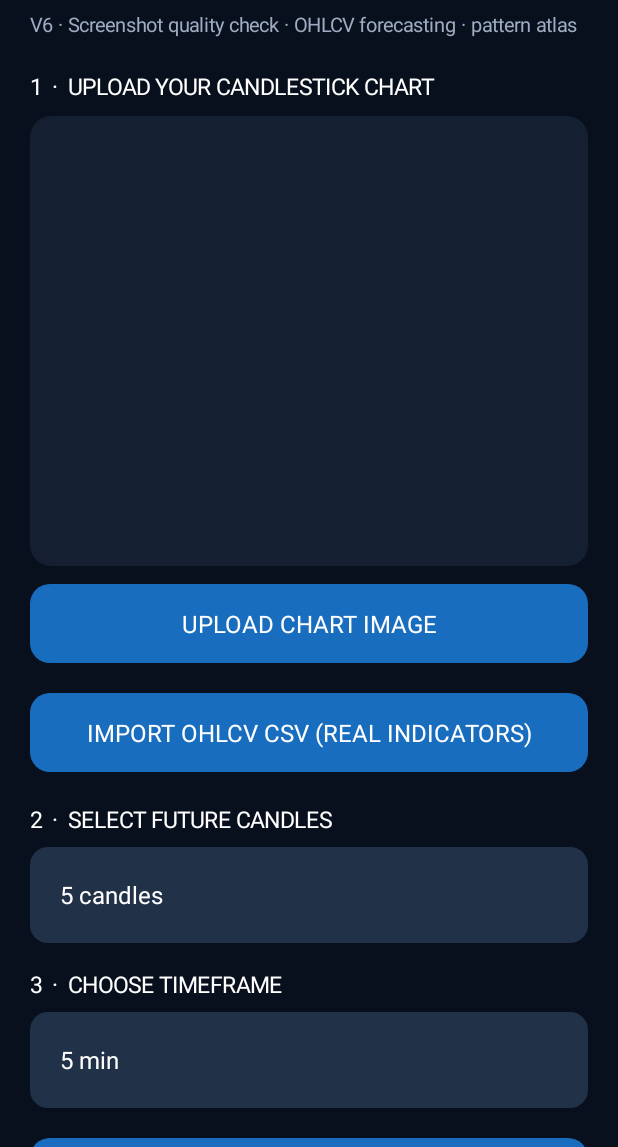
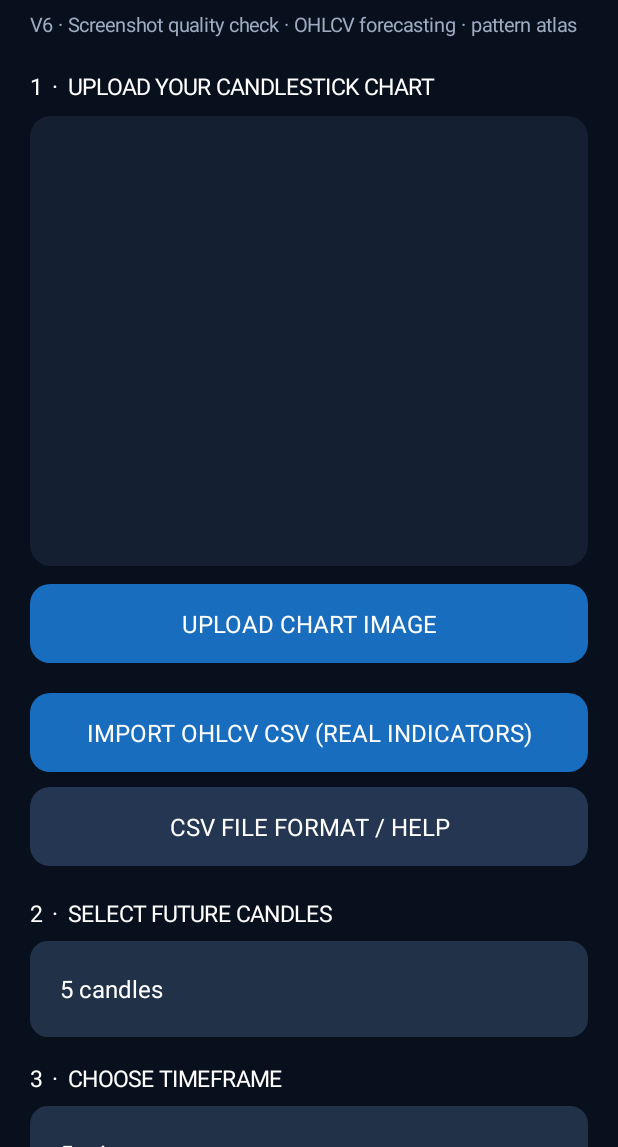
Before and after one commit to gauravkharva-cmyk/NSE-Bhavcopy-Trend-Scanner, an Android app: the screen it shows after launch (MainActivity), on a phone screen of 412 x 824 dp, the part 89-1236 px from its top. Run offline under Robolectric (Android 15) with nearby library versions, the phone set to English and light mode, and no system bars.

Commit message:
Explain CSV input format, required chronology, and limitations inside Android app

```diff
--- a/ChartPredictorPro/app/src/main/java/com/gk/chartpredictor/MainActivity.java
+++ b/ChartPredictorPro/app/src/main/java/com/gk/chartpredictor/MainActivity.java
@@ -113,6 +113,14 @@ public class MainActivity extends Activity {
             i.addCategory(Intent.CATEGORY_OPENABLE);
             startActivityForResult(Intent.createChooser(i,"Select candle CSV (oldest row first)"),102);
         });
+        gap(10);
+        TextView csvHelp=button("CSV FILE FORMAT / HELP");
+        csvHelp.setBackground(shape(Color.rgb(36,54,81),13));
+        body.addView(csvHelp);
+        csvHelp.setOnClickListener(v->new android.app.AlertDialog.Builder(this)
+            .setTitle("OHLCV candle data — required for price forecasts")
+            .setMessage("Export candle history for ONE instrument from your trading/data platform. The file must have columns Open, High, Low, Close and preferably Volume.\n\nExample:\nOpen,High,Low,Close,Volume\n240.20,242.10,239.80,241.50,12500\n241.50,244.00,240.60,243.20,13200\n\nPut the OLDEST candles first. Choose the same timeframe in this app as the CSV candles actually represent. Do not mix timeframes, strikes, split-adjustment conventions or instruments.\n\nAim for 200+ contiguous candles. This is an uncertainty-aware research model, not a guaranteed trade signal.")
+            .setPositiveButton("Close",null).show());
         gap(21);
 
         body.addView(txt("2  ·  SELECT FUTURE CANDLES",15,fg));
```
